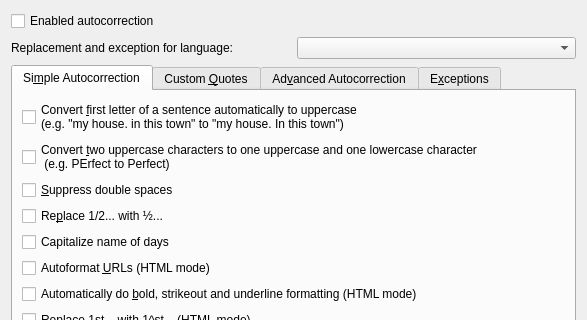
This is messagecomposer/autocorrection/composerautocorrectionwidget.ui in KDE/kdepim as Qt 5 draws it before an edit; both pictures show x 0 to 587 and y 0 to 320 of the 587 by 572 pixel window. The edited form follows.
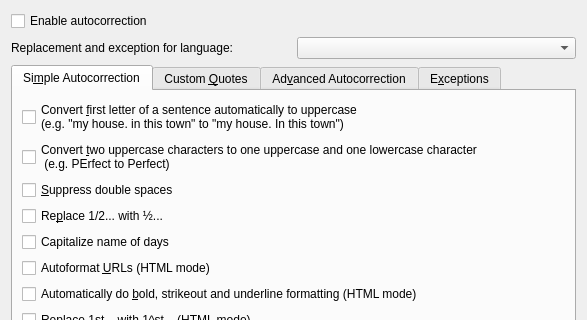
This is the edited form. Custom widgets are drawn as their Qt base class.

Diff of the .ui file:
```diff
--- a/messagecomposer/autocorrection/composerautocorrectionwidget.ui
+++ b/messagecomposer/autocorrection/composerautocorrectionwidget.ui
@@ -14,7 +14,7 @@
    <item row="0" column="0">
     <widget class="QCheckBox" name="enabledAutocorrection">
      <property name="text">
-      <string>Enabled autocorrection</string>
+      <string>Enable autocorrection</string>
      </property>
     </widget>
    </item>
```
